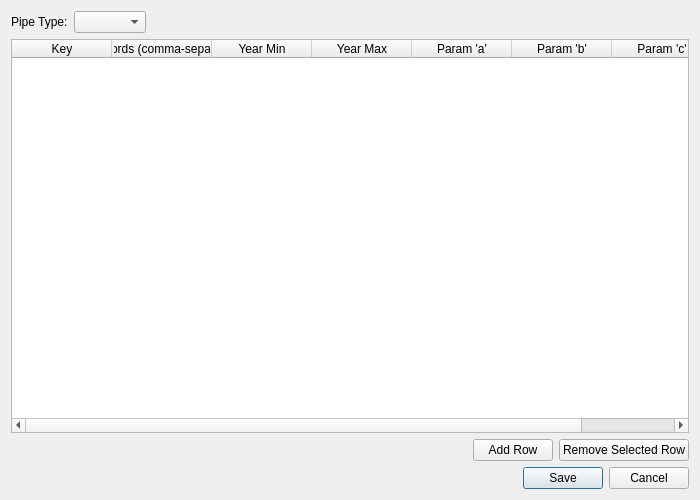
Above: reneW/parameter_editor_dialog.ui from d3dm3m/reneW before the change. Below: the same form after it.
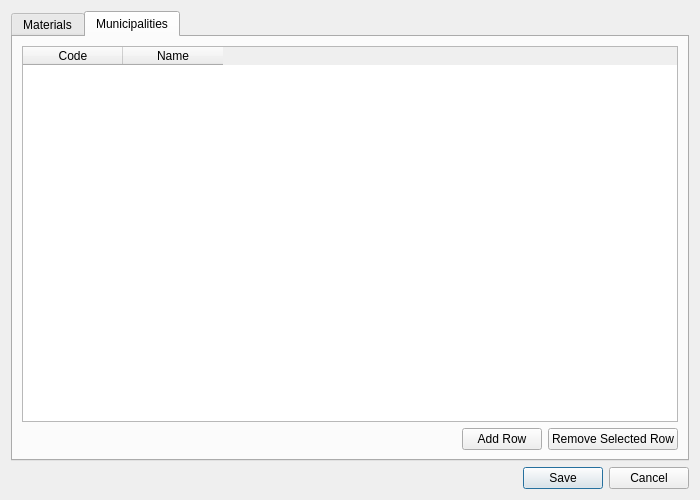
That is the form after the change. The open tabs and pages were chosen to show the change.

Commit message: This commit introduces two new features based on your feedback: municipality filtering and handling of invalid construction years.

What changed in the file:
```diff
--- a/reneW/parameter_editor_dialog.ui
+++ b/reneW/parameter_editor_dialog.ui
@@ -15,6 +15,16 @@
   </property>
   <layout class="QVBoxLayout" name="verticalLayout">
    <item>
+    <widget class="QTabWidget" name="mTabWidget">
+     <property name="currentIndex">
+      <number>0</number>
+     </property>
+     <widget class="QWidget" name="mMaterialsTab">
+      <attribute name="title">
+       <string>Materials</string>
+      </attribute>
+      <layout class="QVBoxLayout" name="verticalLayout_2">
+       <item>
     <layout class="QHBoxLayout" name="horizontalLayout">
      <item>
       <widget class="QLabel" name="label">
@@ -113,6 +123,65 @@
       </widget>
      </item>
     </layout>
+       </item>
+      </layout>
+     </widget>
+     <widget class="QWidget" name="mMunicipalitiesTab">
+      <attribute name="title">
+       <string>Municipalities</string>
+      </attribute>
+      <layout class="QVBoxLayout" name="verticalLayout_3">
+       <item>
+        <widget class="QTableWidget" name="mMunicipalitiesTable">
+         <property name="sortingEnabled">
+          <bool>true</bool>
+         </property>
+         <column>
+          <property name="text">
+           <string>Code</string>
+          </property>
+         </column>
+         <column>
+          <property name="text">
+           <string>Name</string>
+          </property>
+         </column>
+        </widget>
+       </item>
+       <item>
+        <layout class="QHBoxLayout" name="horizontalLayout_3">
+         <item>
+          <spacer name="horizontalSpacer_3">
+           <property name="orientation">
+            <enum>Qt::Horizontal</enum>
+           </property>
+           <property name="sizeHint" stdset="0">
+            <size>
+             <width>40</width>
+             <height>20</height>
+            </size>
+           </property>
+          </spacer>
+         </item>
+         <item>
+          <widget class="QPushButton" name="mBtnAddMunicipalityRow">
+           <property name="text">
+            <string>Add Row</string>
+           </property>
+          </widget>
+         </item>
+         <item>
+          <widget class="QPushButton" name="mBtnRemoveMunicipalityRow">
+           <property name="text">
+            <string>Remove Selected Row</string>
+           </property>
+          </widget>
+         </item>
+        </layout>
+       </item>
+      </layout>
+     </widget>
+    </widget>
    </item>
    <item>
     <widget class="QDialogButtonBox" name="mButtonBox">
```
Left out of the diff: 4 changed lines with no effect on the pictures. Lines whose indentation alone changed are shown as unchanged. The commit also changes 12 other files.
